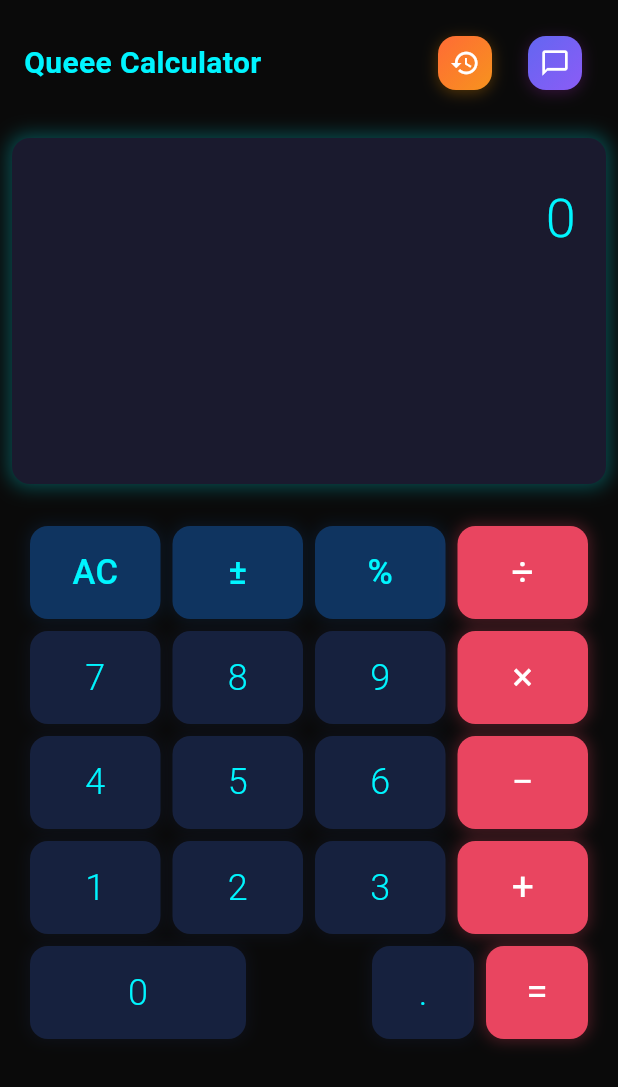
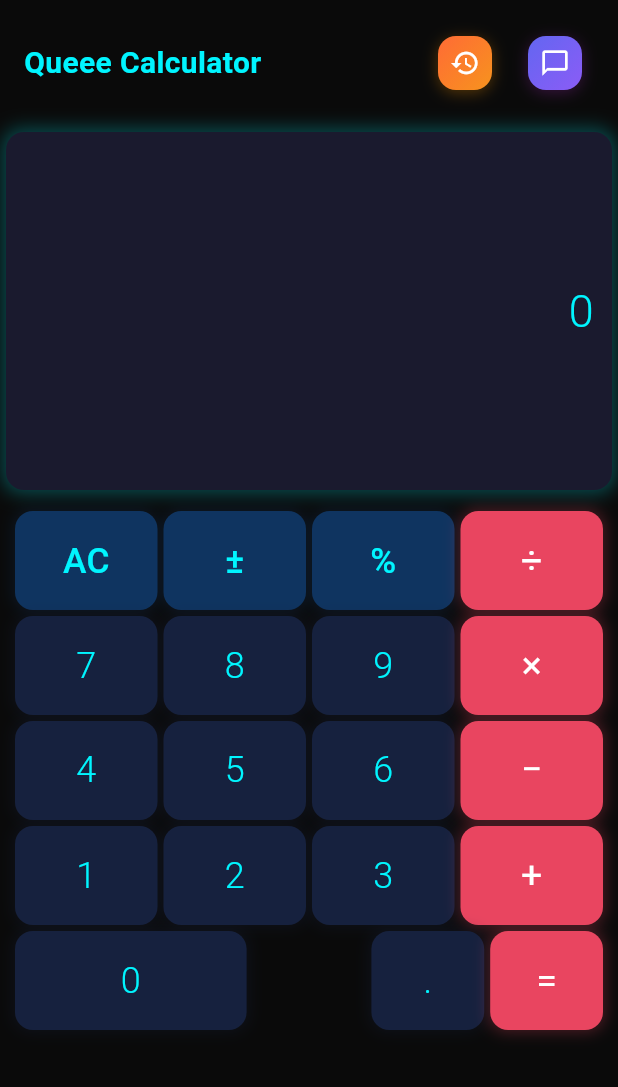
Before and after one commit to visionwise-nick/Queee-Calculator, a Flutter app: the screen it shows after launch, on a phone screen of 412 x 824 dp. Shown: the top 1087 px of the screen. Run offline on Flutter 3.47's test engine with Material 3 defaults, Android fonts, the phone set to English and light mode, and no system bars; our stand-ins replace shared_preferences; Roboto replaces fonts that are missing (SF Pro Display).

Commit message:
激进优化移动端空间利用：大幅缩小按钮和显示屏尺寸
- 优化：显示屏flex比例动态调整(6行以上为1:6而非2:4)
- 优化：按钮高度最小缩至35px，总高度减至350px
- 优化：按钮字体最小10px，运算符字体减少增量
- 优化：显示屏padding/margin大幅减少，字体缩至30px
- 优化：按钮间距减至2px，网格padding减至8px
- 目标：让8-12行复杂计算器能完整显示在移动端

```diff
--- a/lib/screens/calculator_screen.dart
+++ b/lib/screens/calculator_screen.dart
@@ -114,18 +114,34 @@ class CalculatorScreen extends StatelessWidget {
                 ),
 
                 // 计算器显示屏
-                Expanded(
-                  flex: 2,
-                  child: CalculatorDisplay(
-                    state: provider.state,
-                    theme: provider.config.theme,
-                  ),
+                Consumer<CalculatorProvider>(
+                  builder: (context, provider, child) {
+                    final layout = provider.config.layout;
+                    // 根据行数动态调整显示屏高度
+                    int displayFlex = layout.rows > 6 ? 1 : 2;
+
+                    return Expanded(
+                      flex: displayFlex,
+                      child: CalculatorDisplay(
+                        state: provider.state,
+                        theme: provider.config.theme,
+                      ),
+                    );
+                  },
                 ),
 
                 // 按钮网格
-                Expanded(
-                  flex: 4,
-                  child: CalculatorButtonGrid(),
+                Consumer<CalculatorProvider>(
+                  builder: (context, provider, child) {
+                    final layout = provider.config.layout;
+                    // 根据行数动态调整按钮区域大小
+                    int buttonFlex = layout.rows > 6 ? 6 : 4;
+
+                    return Expanded(
+                      flex: buttonFlex,
+                      child: CalculatorButtonGrid(),
+                    );
+                  },
                 ),
               ],
             ),
--- a/lib/widgets/calculator_button.dart
+++ b/lib/widgets/calculator_button.dart
@@ -59,7 +59,7 @@ class _CalculatorButtonWidgetState extends State<CalculatorButtonWidget>
             return Transform.scale(
               scale: _scaleAnimation.value,
               child: Container(
-                margin: const EdgeInsets.all(4),
+                margin: const EdgeInsets.all(2),
                 child: Material(
                   color: Colors.transparent,
                   child: InkWell(
@@ -166,15 +166,15 @@ class _CalculatorButtonWidgetState extends State<CalculatorButtonWidget>
       // 当行数超过6时，缩小字体
       double scaleFactor = 6.0 / totalRows;
       adjustedBase = baseFontSize * scaleFactor;
-      adjustedBase = adjustedBase.clamp(12.0, baseFontSize); // 最小12px
+      adjustedBase = adjustedBase.clamp(10.0, baseFontSize); // 最小10px
     }
 
     // 根据按钮类型进一步调整
     switch (widget.button.type) {
       case ButtonType.operator:
-        return adjustedBase + 2; // 减少额外增量
+        return adjustedBase + 1; // 减少额外增量
       case ButtonType.secondary:
-        return adjustedBase - 1; // 减少缩减量
+        return adjustedBase - 0.5; // 减少缩减量
       default:
         return adjustedBase;
     }
--- a/lib/widgets/calculator_button_grid.dart
+++ b/lib/widgets/calculator_button_grid.dart
@@ -14,7 +14,7 @@ class CalculatorButtonGrid extends StatelessWidget {
         final layout = provider.config.layout;
 
         return Container(
-          padding: const EdgeInsets.all(16),
+          padding: const EdgeInsets.all(8),
           child: _buildGrid(layout, provider),
         );
       },
@@ -57,8 +57,8 @@ class CalculatorButtonGrid extends StatelessWidget {
     double buttonHeight = 70.0; // 基础高度
     if (layout.rows > 6) {
       // 如果超过6行，动态缩小按钮高度
-      buttonHeight = 400.0 / (layout.rows - 1); // 减去显示屏行
-      buttonHeight = buttonHeight.clamp(45.0, 70.0); // 最小45px，最大70px
+      buttonHeight = 350.0 / (layout.rows - 1); // 减去显示屏行，总高度减少
+      buttonHeight = buttonHeight.clamp(35.0, 60.0); // 最小35px，最大60px
     }
 
     return Column(
--- a/lib/widgets/calculator_display.dart
+++ b/lib/widgets/calculator_display.dart
@@ -15,8 +15,8 @@ class CalculatorDisplay extends StatelessWidget {
   @override
   Widget build(BuildContext context) {
     return Container(
-      padding: const EdgeInsets.all(20),
-      margin: const EdgeInsets.all(8),
+      padding: const EdgeInsets.all(12),
+      margin: const EdgeInsets.all(4),
       decoration: BoxDecoration(
         color: _parseColor(theme.displayBackgroundColor),
         borderRadius: BorderRadius.circular(theme.buttonBorderRadius),
@@ -31,15 +31,16 @@ class CalculatorDisplay extends StatelessWidget {
       ),
       child: Column(
         crossAxisAlignment: CrossAxisAlignment.end,
+        mainAxisAlignment: MainAxisAlignment.center,
         children: [
           // 主显示屏
           Container(
             width: double.infinity,
-            padding: const EdgeInsets.symmetric(vertical: 8),
+            padding: const EdgeInsets.symmetric(vertical: 4),
             child: Text(
               state.display,
               style: TextStyle(
-                fontSize: 36,
+                fontSize: 30,
                 fontWeight: FontWeight.w300,
                 color: state.isError
                     ? Colors.red
@@ -55,7 +56,7 @@ class CalculatorDisplay extends StatelessWidget {
           // 状态信息（简化版）
           if (state.memory != 0 || state.previousValue != null)
             Container(
-              margin: const EdgeInsets.only(top: 8),
+              margin: const EdgeInsets.only(top: 4),
               child: Row(
                 mainAxisAlignment: MainAxisAlignment.spaceBetween,
                 children: [
@@ -64,7 +65,7 @@ class CalculatorDisplay extends StatelessWidget {
                     Text(
                       'M',
                       style: TextStyle(
-                        fontSize: 14,
+                        fontSize: 12,
                         color: _parseColor(theme.displayTextColor).withValues(alpha: 0.7),
                       ),
                     ),
@@ -74,7 +75,7 @@ class CalculatorDisplay extends StatelessWidget {
                     Text(
                       '${state.previousValue} ${state.operator}',
                       style: TextStyle(
-                        fontSize: 14,
+                        fontSize: 12,
                         color: _parseColor(theme.displayTextColor).withValues(alpha: 0.5),
                       ),
                     ),
```
